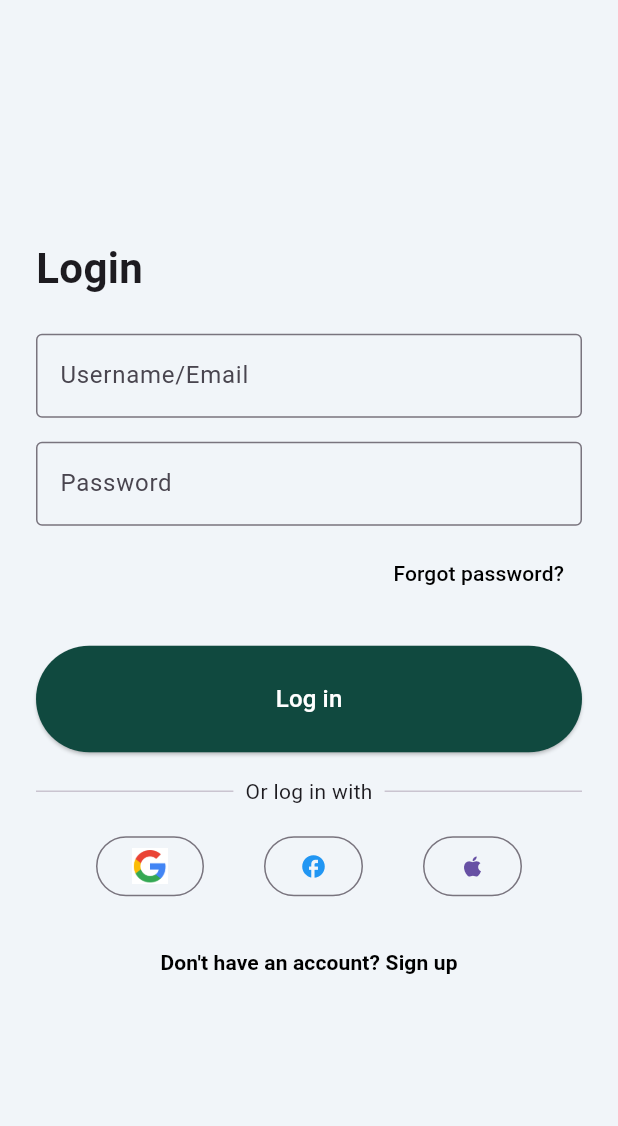
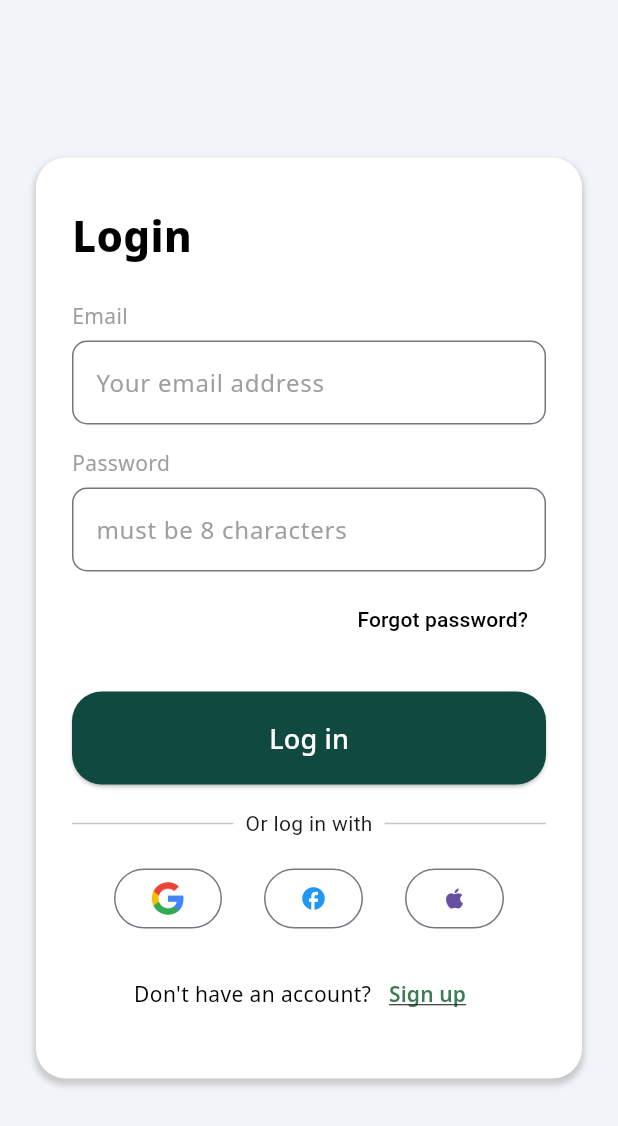
Before and after one commit to kensunjaya/ReBio, a Flutter app: the screen it shows after launch, on a phone screen of 412 x 824 dp. Shown: the top 1126 px of the screen. Run offline on Flutter 3.47's test engine with Material 3 defaults, Android fonts, the phone set to English and light mode, and no system bars; our stand-ins replace cloud_firestore, firebase_auth, firebase_core, flutter_svg, google_fonts, image_picker; accounts and stored records are empty.

Commit message:
refactor login page and add reusable component

```diff
--- /dev/null
+++ b/lib/components/CustomButton.dart
@@ -0,0 +1,46 @@
+import 'package:flutter/material.dart';
+import 'package:google_fonts/google_fonts.dart';
+import 'package:rebio/theme/constants.dart';
+
+class CustomButton extends StatelessWidget {
+  final String text;
+  final VoidCallback onPressed;
+  final Color backgroundColor;
+  final double fontSize;
+  final double verticalPadding;
+  final double borderRadius;
+
+  const CustomButton({
+    Key? key,
+    required this.text,
+    required this.onPressed,
+    this.backgroundColor = primary,
+    this.fontSize = 18,
+    this.verticalPadding = 16.0,
+    this.borderRadius = 20.0,
+  }) : super(key: key);
+
+  @override
+  Widget build(BuildContext context) {
+    return SizedBox(
+      width: double.infinity,
+      child: ElevatedButton(
+        onPressed: onPressed,
+        style: ElevatedButton.styleFrom(
+          backgroundColor: backgroundColor,
+          padding: EdgeInsets.symmetric(vertical: verticalPadding),
+          shape: RoundedRectangleBorder(
+            borderRadius: BorderRadius.circular(borderRadius),
+          ),
+        ),
+        child: Text(
+          text,
+          style: GoogleFonts.notoSans(
+            fontSize: fontSize,
+            color: Colors.white,
+          ),
+        ),
+      ),
+    );
+  }
+}
--- /dev/null
+++ b/lib/components/CustomTextField.dart
@@ -0,0 +1,62 @@
+import 'package:flutter/material.dart';
+import 'package:google_fonts/google_fonts.dart';
+import 'package:rebio/theme/constants.dart';
+
+class CustomTextInput extends StatelessWidget {
+  final String label;
+  final String hintText;
+  final TextEditingController controller;
+  final bool enabled;
+  final bool isPassword;
+  final int maxLines;
+
+  const CustomTextInput({
+    super.key,
+    required this.label,
+    required this.hintText,
+    required this.controller,
+    this.isPassword = false,
+    this.maxLines = 1,
+    this.enabled = true,
+  });
+
+  @override
+  Widget build(BuildContext context) {
+
+    return Column(
+      crossAxisAlignment: CrossAxisAlignment.start,
+      children: [
+        Text(
+          label,
+          style: GoogleFonts.notoSans(
+            fontSize: 14,
+            color: Colors.grey.withValues(alpha: 1.0),
+          ),
+        ),
+        const SizedBox(height: 6),
+        TextField(
+          maxLines: maxLines,
+          controller: controller,
+          enabled: enabled,
+          obscureText: isPassword,
+          decoration: InputDecoration(
+            hintText: hintText,
+            hintStyle: GoogleFonts.notoSans(fontSize: 16, color: Colors.grey),
+            border: OutlineInputBorder(
+              borderRadius: BorderRadius.circular(10),
+              borderSide: BorderSide(color: Colors.grey.withValues(alpha: 0.5)),
+            ),
+            focusedBorder: OutlineInputBorder(
+              borderRadius: BorderRadius.circular(10),
+              borderSide: const BorderSide(color: primary, width: 2),
+            ),
+            disabledBorder: OutlineInputBorder(
+              borderRadius: BorderRadius.circular(10),
+              borderSide: BorderSide(color: Colors.grey.withValues(alpha: 1)),
+            ),
+          ),
+        ),
+      ],
+    );
+  }
+}
--- a/lib/pages/FillToDo.dart
+++ b/lib/pages/FillToDo.dart
@@ -1,5 +1,7 @@
 import 'package:flutter/material.dart';
 import 'package:google_fonts/google_fonts.dart';
+import 'package:rebio/components/CustomButton.dart';
+import 'package:rebio/components/CustomTextField.dart';
 import 'package:rebio/theme/constants.dart';
 import 'package:image_picker/image_picker.dart';
 import 'dart:io';
@@ -13,7 +15,8 @@ class Filltodo extends StatefulWidget {
 
 class _FilltodoState extends State<Filltodo> {
   String? _selectedImage;
-  String? taskTitle;
+  final taskTitleController = TextEditingController();
+  final taskDetailsController = TextEditingController();
   int? points;
   bool enableEditingTaskTitle = true;
 
@@ -23,7 +26,7 @@ class _FilltodoState extends State<Filltodo> {
     final args = ModalRoute.of(context)?.settings.arguments as Map<String, dynamic>?;
     if (args != null) {
       if (args.containsKey('taskTitle')) enableEditingTaskTitle = false;
-      taskTitle = args['taskTitle'] as String?;
+      taskTitleController.text = (args['taskTitle'] as String?) ?? "";
       points = args['points'] as int?;
     }
   }
@@ -102,60 +105,9 @@ class _FilltodoState extends State<Filltodo> {
                                 ],
                               ),
                               SizedBox(height: 20),
-                              Text(
-                                "Task Title",
-                                style: GoogleFonts.notoSans(fontSize: 14, color: Colors.grey.withValues(alpha: 1.0)),
-                              ),
-
-                              SizedBox(height: 6),
-                              TextField(
-                                maxLines: 1,
-                                controller: TextEditingController(text: taskTitle ?? ""),
-                                onChanged: (value) {
-                                  taskTitle = value;
-                                },
-                                enabled: enableEditingTaskTitle,
-                                decoration: InputDecoration(
-                                  border: OutlineInputBorder(
-                                    borderRadius: BorderRadius.circular(10),
-                                    borderSide: BorderSide(color: Colors.grey.withValues(alpha: 0.5)),
-                                  ),
-                                  focusColor: Colors.grey.withValues(alpha: 0.5),
-                                  focusedBorder: OutlineInputBorder(
-                                    borderRadius: BorderRadius.circular(10),
-                                    borderSide: BorderSide(color: primary, width: 2),
-                                  ),
-                                  disabledBorder: OutlineInputBorder(
-                                    borderRadius: BorderRadius.circular(10),
-                                    borderSide: BorderSide(color: Colors.grey.withValues(alpha: 1)),
-                                  ),
-                                  hintText: "What did you do today ...",
-                                  hintStyle: GoogleFonts.notoSans(fontSize: 16, color: Colors.grey),
-                                ),
-                              ),
+                              CustomTextInput(label: "Task Title", hintText: "What did you do today?", controller: taskTitleController, enabled: enableEditingTaskTitle),
                               SizedBox(height: 16),
-                              Text(
-                                "Task Details",
-                                style: GoogleFonts.notoSans(fontSize: 14, color: Colors.grey.withValues(alpha: 1.0)),
-                              ),
-                              SizedBox(height: 6),
-                              TextField(
-                                maxLines: 4,
-                                decoration: InputDecoration(
-                                  border: OutlineInputBorder(
-                                    borderRadius: BorderRadius.circular(10),
-                                    borderSide: BorderSide(color: Colors.grey.withValues(alpha: 0.5)),
-                                  ),
-                                  focusColor: Colors.grey.withValues(alpha: 0.5),
-                                  focusedBorder: OutlineInputBorder(
-                                    borderRadius: BorderRadius.circular(10),
-                                    borderSide: BorderSide(color: primary, width: 2),
-                                  ),
-
-                                  hintText: "Tell us in detail what you have done today ...",
-                                  hintStyle: GoogleFonts.notoSans(fontSize: 16, color: Colors.grey),
-                                ),
-                              ),
+                              CustomTextInput(label: "Task Details", hintText: "Tell us in detail what you have done today ...", controller: taskDetailsController, maxLines: 4),
                             ],
                           ),
                         ),
@@ -258,25 +210,11 @@ class _FilltodoState extends State<Filltodo> {
                       )
                     ),
                     Padding(padding: EdgeInsets.only(bottom: 32.0)),
-                    SizedBox(
-                      width: double.infinity,
-                      child: ElevatedButton(
-                        onPressed: () {
-                          // Nanti bakal hubungkan ke Firestore untuk store data task
-                          Navigator.pop(context);
-                        },
-                        style: ElevatedButton.styleFrom(
-                          backgroundColor: primary,
-                          padding: EdgeInsets.symmetric(vertical: 16.0),
-                          shape: RoundedRectangleBorder(
-                            borderRadius: BorderRadius.circular(20),
-                          ),
-                        ),
-                        child: Text(
-                          "Submit Task",
-                          style: GoogleFonts.notoSans(fontSize: 18, color: Colors.white),
-                        ),
-                      ),
+                    CustomButton(
+                      text: "Submit your work",
+                      onPressed: () {
+                        Navigator.pop(context);
+                      }
                     )
                   ]
                 )
--- a/lib/pages/login.dart
+++ b/lib/pages/login.dart
@@ -2,6 +2,9 @@ import 'package:flutter/material.dart';
 import 'package:firebase_auth/firebase_auth.dart';
 import 'package:google_fonts/google_fonts.dart';
 import 'package:rebio/auth.dart'; // Replace with your actual auth path
+import 'package:rebio/components/CustomButton.dart';
+import 'package:rebio/components/CustomTextField.dart';
+import 'package:rebio/theme/constants.dart';
 import 'register.dart';
 
 class LoginPage extends StatelessWidget {
@@ -56,62 +59,52 @@ class LoginPage extends StatelessWidget {
       body: Center(
         child: SingleChildScrollView(
           padding: const EdgeInsets.all(24.0),
+          child: Container(
+            decoration: BoxDecoration(
+              color: Colors.white,
+              borderRadius: BorderRadius.circular(20),
+              boxShadow: [
+                BoxShadow(
+                  color: Colors.grey.withValues(alpha: 0.5),
+                  spreadRadius: 1,
+                  blurRadius: 3,
+                  offset: Offset(0, 3),
+                )
+              ]
+            ),
+            child: Padding(
+              padding: const EdgeInsets.only(left: 24, right: 24, top: 32, bottom: 32),
               child: Column(
                 crossAxisAlignment: CrossAxisAlignment.stretch,
                 children: [
                   Text(
                     'Login',
-                style: TextStyle(fontSize: 28,fontWeight: FontWeight.bold),
+                    style: GoogleFonts.notoSans(color: Colors.black, fontSize: 28, fontWeight: FontWeight.w800),
                   ),
                   // Username Box
                   const SizedBox(height: 24),
-              TextFormField(
-                controller: emailController,
-                decoration: const InputDecoration(
-                  labelText: 'Username/Email',
-                  hintText: 'Please input your username or email',
-                  border: OutlineInputBorder(),
-                ),
-              ),
+                  CustomTextInput(label: "Email", hintText: "Your email address", controller: emailController),
 
                   //Password Box
                   const SizedBox(height: 16),
-              TextField(
-                controller: passwordController,
-                obscureText: true,
-                decoration: const InputDecoration(
-                  labelText: 'Password',
-                  hintText: 'must be 8 characters',
-                  border: OutlineInputBorder(),
-                ),
-              ),
+                  CustomTextInput(label: "Password", hintText: "must be 8 characters", controller: passwordController, isPassword: true),
                   // Forgot Password
                   const SizedBox(height: 8),
                   Align(
                     alignment: Alignment.centerRight,
                     child: TextButton(
                       onPressed: () {},
-                  child: Text('Forgot password?',
-                  style: TextStyle(color: Colors.black),
-                  ),
+                      child: Text('Forgot password?', style: TextStyle(color: Colors.black)),
                     ),
                   ),
 
                   //Login Button
                   const SizedBox(height: 24),
-              SizedBox(
-                width: double.infinity,
-                child: ElevatedButton(
+                  CustomButton(
+                    text: "Log in",
                     onPressed: () => login(context),
-                  style: ElevatedButton.styleFrom(
-                    backgroundColor: Color(0xFF10493F),
-                    padding: const EdgeInsets.symmetric(vertical: 24),
-                  ),
-                  child: const Text(
-                    'Log in',
-                    style: TextStyle(fontSize: 16, color: Colors.white),
-                    ),
-                ),
+                    verticalPadding: 18,
+                    backgroundColor: secondary,
                   ),
 
                   //Other option to log in
@@ -150,21 +143,28 @@ class LoginPage extends StatelessWidget {
                   ),
 
                   const SizedBox(height: 16),
+                  Row(
+                    mainAxisAlignment: MainAxisAlignment.center,
+                    children: [
+                      Text("Don't have an account?", style: GoogleFonts.notoSans(color: Colors.black, fontSize: 14)),
                       TextButton(
                         onPressed: () {
-                  Navigator.pushReplacement(
+                          Navigator.push(
                             context,
                             MaterialPageRoute(builder: (context) => const RegisterPage()),
                           );
                         },
-                child: const Text(
-                  "Don't have an account? Sign up",
-                  style: TextStyle(
-                    color: Colors.black, fontWeight: FontWeight.bold
-                  ),
+                        child: Text(
+                          "Sign up",
+                          style: GoogleFonts.notoSans(color: primary, fontSize: 14, fontWeight: FontWeight.w600, decoration: TextDecoration.underline)
                         ),
                       ),
                     ],
+                  )
+
+                ],
+              )
+            )
           )
         )
         ,
--- a/lib/theme/constants.dart
+++ b/lib/theme/constants.dart
@@ -2,4 +2,5 @@ import 'package:flutter/material.dart';
 
 const Color bg = Color(0xFFEBF2F2);
 const Color primary = Color(0xFF3C7C54);
+const Color secondary = Color(0xFF10493F);
 const Color yellowPoint = Color(0xFFE4A000);
--- a/lib/widget_tree.dart
+++ b/lib/widget_tree.dart
@@ -17,7 +17,7 @@ class _WidgetTreeState extends State<WidgetTree> {
     return StreamBuilder(
       stream: Auth().authStateChanges,
       // builder: (context, snapshot) => snapshot.hasData ? HomePage(initialPage: true) : LoginPage(),
-      builder: (context, snapshot) => snapshot.hasData ? Recommendation() : LoginPage(),
+      builder: (context, snapshot) => snapshot.hasData ? HomePage() : LoginPage(),
     );
   }
 }
```
Also changed, not shown: pubspec.lock. Lines whose indentation alone changed are shown as unchanged.
